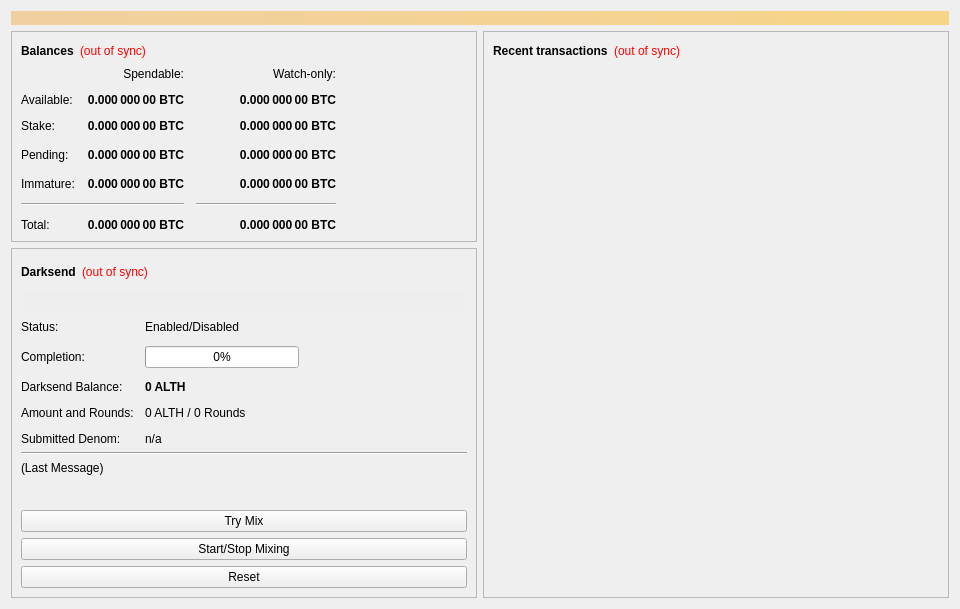
Old version of the form src/qt/forms/overviewpage.ui in the repository aliothcoin/aliothcoin.
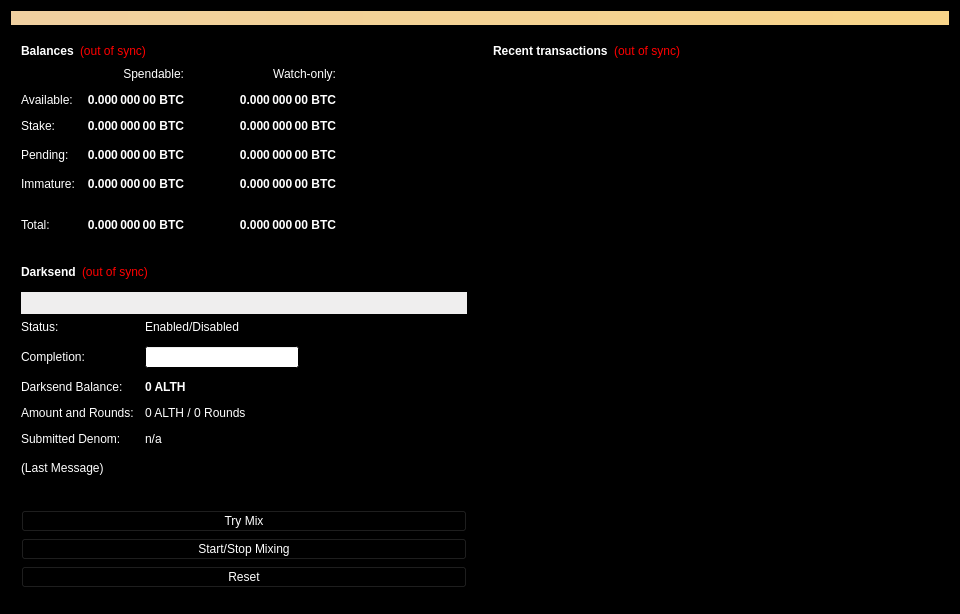
New version of the form.

Diff of the .ui file:
```diff
--- a/src/qt/forms/overviewpage.ui
+++ b/src/qt/forms/overviewpage.ui
@@ -7,7 +7,7 @@
     <x>0</x>
     <y>0</y>
     <width>960</width>
-    <height>594</height>
+    <height>614</height>
    </rect>
   </property>
   <property name="minimumSize">
@@ -16,6 +16,448 @@
     <height>0</height>
    </size>
   </property>
+  <property name="palette">
+   <palette>
+    <active>
+     <colorrole role="WindowText">
+      <brush brushstyle="SolidPattern">
+       <color alpha="255">
+        <red>255</red>
+        <green>255</green>
+        <blue>255</blue>
+       </color>
+      </brush>
+     </colorrole>
+     <colorrole role="Button">
+      <brush brushstyle="SolidPattern">
+       <color alpha="255">
+        <red>0</red>
+        <green>0</green>
+        <blue>0</blue>
+       </color>
+      </brush>
+     </colorrole>
+     <colorrole role="Light">
+      <brush brushstyle="SolidPattern">
+       <color alpha="255">
+        <red>0</red>
+        <green>0</green>
+        <blue>0</blue>
+       </color>
+      </brush>
+     </colorrole>
+     <colorrole role="Midlight">
+      <brush brushstyle="SolidPattern">
+       <color alpha="255">
+        <red>0</red>
+        <green>0</green>
+        <blue>0</blue>
+       </color>
+      </brush>
+     </colorrole>
+     <colorrole role="Dark">
+      <brush brushstyle="SolidPattern">
+       <color alpha="255">
+        <red>0</red>
+        <green>0</green>
+        <blue>0</blue>
+       </color>
+      </brush>
+     </colorrole>
+     <colorrole role="Mid">
+      <brush brushstyle="SolidPattern">
+       <color alpha="255">
+        <red>0</red>
+        <green>0</green>
+        <blue>0</blue>
+       </color>
+      </brush>
+     </colorrole>
+     <colorrole role="Text">
+      <brush brushstyle="SolidPattern">
+       <color alpha="255">
+        <red>255</red>
+        <green>255</green>
+        <blue>255</blue>
+       </color>
+      </brush>
+     </colorrole>
+     <colorrole role="BrightText">
+      <brush brushstyle="SolidPattern">
+       <color alpha="255">
+        <red>255</red>
+        <green>255</green>
+        <blue>255</blue>
+       </color>
+      </brush>
+     </colorrole>
+     <colorrole role="ButtonText">
+      <brush brushstyle="SolidPattern">
+       <color alpha="255">
+        <red>255</red>
+        <green>255</green>
+        <blue>255</blue>
+       </color>
+      </brush>
+     </colorrole>
+     <colorrole role="Base">
+      <brush brushstyle="SolidPattern">
+       <color alpha="255">
+        <red>255</red>
+        <green>255</green>
+        <blue>255</blue>
+       </color>
+      </brush>
+     </colorrole>
+     <colorrole role="Window">
+      <brush brushstyle="SolidPattern">
+       <color alpha="255">
+        <red>0</red>
+        <green>0</green>
+        <blue>0</blue>
+       </color>
+      </brush>
+     </colorrole>
+     <colorrole role="Shadow">
+      <brush brushstyle="SolidPattern">
+       <color alpha="255">
+        <red>0</red>
+        <green>0</green>
+        <blue>0</blue>
+       </color>
+      </brush>
+     </colorrole>
+     <colorrole role="Highlight">
+      <brush brushstyle="SolidPattern">
+       <color alpha="255">
+        <red>0</red>
+        <green>170</green>
+        <blue>51</blue>
+       </color>
+      </brush>
+     </colorrole>
+     <colorrole role="AlternateBase">
+      <brush brushstyle="SolidPattern">
+       <color alpha="255">
+        <red>0</red>
+        <green>0</green>
+        <blue>0</blue>
+       </color>
+      </brush>
+     </colorrole>
+     <colorrole role="ToolTipBase">
+      <brush brushstyle="SolidPattern">
+       <color alpha="255">
+        <red>255</red>
+        <green>255</green>
+        <blue>220</blue>
+       </color>
+      </brush>
+     </colorrole>
+     <colorrole role="ToolTipText">
+      <brush brushstyle="SolidPattern">
+       <color alpha="255">
+        <red>0</red>
+        <green>0</green>
+        <blue>0</blue>
+       </color>
+      </brush>
+     </colorrole>
+    </active>
+    <inactive>
+     <colorrole role="WindowText">
+      <brush brushstyle="SolidPattern">
+       <color alpha="255">
+        <red>255</red>
+        <green>255</green>
+        <blue>255</blue>
+       </color>
+      </brush>
+     </colorrole>
+     <colorrole role="Button">
+      <brush brushstyle="SolidPattern">
+       <color alpha="255">
+        <red>0</red>
+        <green>0</green>
+        <blue>0</blue>
+       </color>
+      </brush>
+     </colorrole>
+     <colorrole role="Light">
+      <brush brushstyle="SolidPattern">
+       <color alpha="255">
+        <red>0</red>
+        <green>0</green>
+        <blue>0</blue>
+       </color>
+      </brush>
+     </colorrole>
+     <colorrole role="Midlight">
+      <brush brushstyle="SolidPattern">
+       <color alpha="255">
+        <red>0</red>
+        <green>0</green>
+        <blue>0</blue>
+       </color>
+      </brush>
+     </colorrole>
+     <colorrole role="Dark">
+      <brush brushstyle="SolidPattern">
+       <color alpha="255">
+        <red>0</red>
+        <green>0</green>
+        <blue>0</blue>
+       </color>
+      </brush>
+     </colorrole>
+     <colorrole role="Mid">
+      <brush brushstyle="SolidPattern">
+       <color alpha="255">
+        <red>0</red>
+        <green>0</green>
+        <blue>0</blue>
+       </color>
+      </brush>
+     </colorrole>
+     <colorrole role="Text">
+      <brush brushstyle="SolidPattern">
+       <color alpha="255">
+        <red>255</red>
+        <green>255</green>
+        <blue>255</blue>
+       </color>
+      </brush>
+     </colorrole>
+     <colorrole role="BrightText">
+      <brush brushstyle="SolidPattern">
+       <color alpha="255">
+        <red>255</red>
+        <green>255</green>
+        <blue>255</blue>
+       </color>
+      </brush>
+     </colorrole>
+     <colorrole role="ButtonText">
+      <brush brushstyle="SolidPattern">
+       <color alpha="255">
+        <red>255</red>
+        <green>255</green>
+        <blue>255</blue>
+       </color>
+      </brush>
+     </colorrole>
+     <colorrole role="Base">
+      <brush brushstyle="SolidPattern">
+       <color alpha="255">
+        <red>255</red>
+        <green>255</green>
+        <blue>255</blue>
+       </color>
+      </brush>
+     </colorrole>
+     <colorrole role="Window">
+      <brush brushstyle="SolidPattern">
+       <color alpha="255">
+        <red>0</red>
+        <green>0</green>
+        <blue>0</blue>
+       </color>
+      </brush>
+     </colorrole>
+     <colorrole role="Shadow">
+      <brush brushstyle="SolidPattern">
+       <color alpha="255">
+        <red>0</red>
+        <green>0</green>
+        <blue>0</blue>
+       </color>
+      </brush>
+     </colorrole>
+     <colorrole role="Highlight">
+      <brush brushstyle="SolidPattern">
+       <color alpha="255">
+        <red>0</red>
+        <green>170</green>
+        <blue>51</blue>
+       </color>
+      </brush>
+     </colorrole>
+     <colorrole role="AlternateBase">
+      <brush brushstyle="SolidPattern">
+       <color alpha="255">
+        <red>0</red>
+        <green>0</green>
+        <blue>0</blue>
+       </color>
+      </brush>
+     </colorrole>
+     <colorrole role="ToolTipBase">
+      <brush brushstyle="SolidPattern">
+       <color alpha="255">
+        <red>255</red>
+        <green>255</green>
+        <blue>220</blue>
+       </color>
+      </brush>
+     </colorrole>
+     <colorrole role="ToolTipText">
+      <brush brushstyle="SolidPattern">
+       <color alpha="255">
+        <red>0</red>
+        <green>0</green>
+        <blue>0</blue>
+       </color>
+      </brush>
+     </colorrole>
+    </inactive>
+    <disabled>
+     <colorrole role="WindowText">
+      <brush brushstyle="SolidPattern">
+       <color alpha="255">
+        <red>0</red>
+        <green>0</green>
+        <blue>0</blue>
+       </color>
+      </brush>
+     </colorrole>
+     <colorrole role="Button">
+      <brush brushstyle="SolidPattern">
+       <color alpha="255">
+        <red>0</red>
+        <green>0</green>
+        <blue>0</blue>
+       </color>
+      </brush>
+     </colorrole>
+     <colorrole role="Light">
+      <brush brushstyle="SolidPattern">
+       <color alpha="255">
+        <red>0</red>
+        <green>0</green>
+        <blue>0</blue>
+       </color>
+      </brush>
+     </colorrole>
+     <colorrole role="Midlight">
+      <brush brushstyle="SolidPattern">
+       <color alpha="255">
+        <red>0</red>
+        <green>0</green>
+        <blue>0</blue>
+       </color>
+      </brush>
+     </colorrole>
+     <colorrole role="Dark">
+      <brush brushstyle="SolidPattern">
+       <color alpha="255">
+        <red>0</red>
+        <green>0</green>
+        <blue>0</blue>
+       </color>
+      </brush>
+     </colorrole>
+     <colorrole role="Mid">
+      <brush brushstyle="SolidPattern">
+       <color alpha="255">
+        <red>0</red>
+        <green>0</green>
+        <blue>0</blue>
+       </color>
+      </brush>
+     </colorrole>
+     <colorrole role="Text">
+      <brush brushstyle="SolidPattern">
+       <color alpha="255">
+        <red>0</red>
+        <green>0</green>
+        <blue>0</blue>
+       </color>
+      </brush>
+     </colorrole>
+     <colorrole role="BrightText">
+      <brush brushstyle="SolidPattern">
+       <color alpha="255">
+        <red>255</red>
+        <green>255</green>
+        <blue>255</blue>
+       </color>
+      </brush>
+     </colorrole>
+     <colorrole role="ButtonText">
+      <brush brushstyle="SolidPattern">
+       <color alpha="255">
+        <red>0</red>
+        <green>0</green>
+        <blue>0</blue>
+       </color>
+      </brush>
+     </colorrole>
+     <colorrole role="Base">
+      <brush brushstyle="SolidPattern">
+       <color alpha="255">
+        <red>0</red>
+        <green>0</green>
+        <blue>0</blue>
+       </color>
+      </brush>
+     </colorrole>
+     <colorrole role="Window">
+      <brush brushstyle="SolidPattern">
+       <color alpha="255">
+        <red>0</red>
+        <green>0</green>
+        <blue>0</blue>
+       </color>
+      </brush>
+     </colorrole>
+     <colorrole role="Shadow">
+      <brush brushstyle="SolidPattern">
+       <color alpha="255">
+        <red>0</red>
+        <green>0</green>
+        <blue>0</blue>
+       </color>
+      </brush>
+     </colorrole>
+     <colorrole role="Highlight">
+      <brush brushstyle="SolidPattern">
+       <color alpha="255">
+        <red>174</red>
+        <green>174</green>
+        <blue>174</blue>
+       </color>
+      </brush>
+     </colorrole>
+     <colorrole role="AlternateBase">
+      <brush brushstyle="SolidPattern">
+       <color alpha="255">
+        <red>0</red>
+        <green>0</green>
+        <blue>0</blue>
+       </color>
+      </brush>
+     </colorrole>
+     <colorrole role="ToolTipBase">
+      <brush brushstyle="SolidPattern">
+       <color alpha="255">
+        <red>255</red>
+        <green>255</green>
+        <blue>220</blue>
+       </color>
+      </brush>
+     </colorrole>
+     <colorrole role="ToolTipText">
+      <brush brushstyle="SolidPattern">
+       <color alpha="255">
+        <red>0</red>
+        <green>0</green>
+        <blue>0</blue>
+       </color>
+      </brush>
+     </colorrole>
+    </disabled>
+   </palette>
+  </property>
   <property name="windowTitle">
    <string>Form</string>
   </property>
@@ -42,6 +484,421 @@
       <layout class="QVBoxLayout" name="verticalLayout_2">
        <item>
         <widget class="QFrame" name="frame">
+         <property name="palette">
+          <palette>
+           <active>
+            <colorrole role="WindowText">
+             <brush brushstyle="SolidPattern">
+              <color alpha="255">
+               <red>255</red>
+               <green>255</green>
+               <blue>255</blue>
+              </color>
+             </brush>
+            </colorrole>
+            <colorrole role="Button">
+             <brush brushstyle="SolidPattern">
+              <color alpha="255">
+               <red>0</red>
+               <green>0</green>
+               <blue>0</blue>
+              </color>
+             </brush>
+            </colorrole>
+            <colorrole role="Light">
+             <brush brushstyle="SolidPattern">
+              <color alpha="255">
+               <red>0</red>
+               <green>0</green>
+               <blue>0</blue>
+              </color>
+             </brush>
+            </colorrole>
+            <colorrole role="Midlight">
+             <brush brushstyle="SolidPattern">
+              <color alpha="255">
+               <red>0</red>
+               <green>0</green>
+               <blue>0</blue>
+              </color>
+             </brush>
+            </colorrole>
+            <colorrole role="Dark">
+             <brush brushstyle="SolidPattern">
+              <color alpha="255">
+               <red>0</red>
+               <green>0</green>
+               <blue>0</blue>
+              </color>
+             </brush>
+            </colorrole>
+            <colorrole role="Mid">
+             <brush brushstyle="SolidPattern">
+              <color alpha="255">
+               <red>0</red>
+               <green>0</green>
+               <blue>0</blue>
+              </color>
+             </brush>
+            </colorrole>
+            <colorrole role="Text">
+             <brush brushstyle="SolidPattern">
+              <color alpha="255">
+               <red>255</red>
+               <green>255</green>
+               <blue>255</blue>
+              </color>
+             </brush>
+            </colorrole>
+            <colorrole role="BrightText">
+             <brush brushstyle="SolidPattern">
+              <color alpha="255">
+               <red>255</red>
+               <green>255</green>
+               <blue>255</blue>
+              </color>
+             </brush>
+            </colorrole>
+            <colorrole role="ButtonText">
+             <brush brushstyle="SolidPattern">
+              <color alpha="255">
+               <red>255</red>
+               <green>255</green>
+               <blue>255</blue>
+              </color>
+             </brush>
+            </colorrole>
+            <colorrole role="Base">
+             <brush brushstyle="SolidPattern">
+              <color alpha="255">
+               <red>0</red>
+               <green>0</green>
+               <blue>0</blue>
+              </color>
+             </brush>
+            </colorrole>
+            <colorrole role="Window">
+             <brush brushstyle="SolidPattern">
+              <color alpha="255">
+               <red>0</red>
+               <green>0</green>
+               <blue>0</blue>
+              </color>
+             </brush>
+            </colorrole>
+            <colorrole role="Shadow">
+             <brush brushstyle="SolidPattern">
+              <color alpha="255">
+               <red>0</red>
+               <green>0</green>
+               <blue>0</blue>
+              </color>
+             </brush>
+            </colorrole>
+            <colorrole role="AlternateBase">
+             <brush brushstyle="SolidPattern">
+              <color alpha="255">
+               <red>0</red>
+               <green>0</green>
+               <blue>0</blue>
+              </color>
+             </brush>
+            </colorrole>
+            <colorrole role="ToolTipBase">
+             <brush brushstyle="SolidPattern">
+              <color alpha="255">
+               <red>255</red>
+               <green>255</green>
+               <blue>220</blue>
+              </color>
+             </brush>
+            </colorrole>
+            <colorrole role="ToolTipText">
+             <brush brushstyle="SolidPattern">
+              <color alpha="255">
+               <red>0</red>
+               <green>0</green>
+               <blue>0</blue>
+              </color>
+             </brush>
+            </colorrole>
+           </active>
+           <inactive>
+            <colorrole role="WindowText">
+             <brush brushstyle="SolidPattern">
+              <color alpha="255">
+               <red>255</red>
+               <green>255</green>
+               <blue>255</blue>
+              </color>
+             </brush>
+            </colorrole>
+            <colorrole role="Button">
+             <brush brushstyle="SolidPattern">
+              <color alpha="255">
+               <red>0</red>
+               <green>0</green>
+               <blue>0</blue>
+              </color>
+             </brush>
+            </colorrole>
+            <colorrole role="Light">
+             <brush brushstyle="SolidPattern">
+              <color alpha="255">
+               <red>0</red>
+               <green>0</green>
+               <blue>0</blue>
+              </color>
+             </brush>
+            </colorrole>
+            <colorrole role="Midlight">
+             <brush brushstyle="SolidPattern">
+              <color alpha="255">
+               <red>0</red>
+               <green>0</green>
+               <blue>0</blue>
+              </color>
+             </brush>
+            </colorrole>
+            <colorrole role="Dark">
+             <brush brushstyle="SolidPattern">
+              <color alpha="255">
+               <red>0</red>
+               <green>0</green>
+               <blue>0</blue>
+              </color>
+             </brush>
+            </colorrole>
+            <colorrole role="Mid">
+             <brush brushstyle="SolidPattern">
+              <color alpha="255">
+               <red>0</red>
+               <green>0</green>
+               <blue>0</blue>
+              </color>
+             </brush>
+            </colorrole>
+            <colorrole role="Text">
+             <brush brushstyle="SolidPattern">
+              <color alpha="255">
+               <red>255</red>
+               <green>255</green>
+               <blue>255</blue>
+              </color>
+             </brush>
+            </colorrole>
+            <colorrole role="BrightText">
+             <brush brushstyle="SolidPattern">
+              <color alpha="255">
+               <red>255</red>
+               <green>255</green>
+               <blue>255</blue>
+              </color>
+             </brush>
+            </colorrole>
+            <colorrole role="ButtonText">
+             <brush brushstyle="SolidPattern">
+              <color alpha="255">
+               <red>255</red>
+               <green>255</green>
+               <blue>255</blue>
+              </color>
+             </brush>
+            </colorrole>
+            <colorrole role="Base">
+             <brush brushstyle="SolidPattern">
+              <color alpha="255">
+               <red>0</red>
+               <green>0</green>
+               <blue>0</blue>
+              </color>
+             </brush>
+            </colorrole>
+            <colorrole role="Window">
+             <brush brushstyle="SolidPattern">
+              <color alpha="255">
+               <red>0</red>
+               <green>0</green>
+               <blue>0</blue>
+              </color>
+             </brush>
+            </colorrole>
+            <colorrole role="Shadow">
+             <brush brushstyle="SolidPattern">
+              <color alpha="255">
+               <red>0</red>
+               <green>0</green>
+               <blue>0</blue>
+              </color>
+             </brush>
+            </colorrole>
+            <colorrole role="AlternateBase">
+             <brush brushstyle="SolidPattern">
+              <color alpha="255">
+               <red>0</red>
+               <green>0</green>
+               <blue>0</blue>
+              </color>
+             </brush>
+            </colorrole>
+            <colorrole role="ToolTipBase">
+             <brush brushstyle="SolidPattern">
+              <color alpha="255">
+               <red>255</red>
+               <green>255</green>
+               <blue>220</blue>
+              </color>
+             </brush>
+            </colorrole>
+            <colorrole role="ToolTipText">
+             <brush brushstyle="SolidPattern">
+              <color alpha="255">
+               <red>0</red>
+               <green>0</green>
+               <blue>0</blue>
+              </color>
+             </brush>
+            </colorrole>
+           </inactive>
+           <disabled>
+            <colorrole role="WindowText">
+             <brush brushstyle="SolidPattern">
+              <color alpha="255">
+               <red>0</red>
+               <green>0</green>
+               <blue>0</blue>
+              </color>
+             </brush>
+            </colorrole>
+            <colorrole role="Button">
+             <brush brushstyle="SolidPattern">
+              <color alpha="255">
+               <red>0</red>
+               <green>0</green>
+               <blue>0</blue>
+              </color>
+             </brush>
+            </colorrole>
+            <colorrole role="Light">
+             <brush brushstyle="SolidPattern">
+              <color alpha="255">
+               <red>0</red>
+               <green>0</green>
+               <blue>0</blue>
+              </color>
+             </brush>
+            </colorrole>
+            <colorrole role="Midlight">
+             <brush brushstyle="SolidPattern">
+              <color alpha="255">
+               <red>0</red>
+               <green>0</green>
+               <blue>0</blue>
+              </color>
+             </brush>
+            </colorrole>
+            <colorrole role="Dark">
+             <brush brushstyle="SolidPattern">
+              <color alpha="255">
+               <red>0</red>
+               <green>0</green>
+               <blue>0</blue>
+              </color>
+             </brush>
+            </colorrole>
+            <colorrole role="Mid">
+             <brush brushstyle="SolidPattern">
+              <color alpha="255">
+               <red>0</red>
+               <green>0</green>
+               <blue>0</blue>
+              </color>
+             </brush>
+            </colorrole>
+            <colorrole role="Text">
+             <brush brushstyle="SolidPattern">
+              <color alpha="255">
+               <red>0</red>
+               <green>0</green>
+               <blue>0</blue>
+              </color>
+             </brush>
+            </colorrole>
+            <colorrole role="BrightText">
+             <brush brushstyle="SolidPattern">
+              <color alpha="255">
+               <red>255</red>
+               <green>255</green>
+               <blue>255</blue>
+              </color>
+             </brush>
+            </colorrole>
+            <colorrole role="ButtonText">
+             <brush brushstyle="SolidPattern">
+              <color alpha="255">
+               <red>0</red>
+               <green>0</green>
+               <blue>0</blue>
+              </color>
+             </brush>
+            </colorrole>
+            <colorrole role="Base">
+             <brush brushstyle="SolidPattern">
+              <color alpha="255">
+               <red>0</red>
+               <green>0</green>
+               <blue>0</blue>
+              </color>
+             </brush>
+            </colorrole>
+            <colorrole role="Window">
+             <brush brushstyle="SolidPattern">
+              <color alpha="255">
+               <red>0</red>
+               <green>0</green>
+               <blue>0</blue>
+              </color>
+             </brush>
+            </colorrole>
+            <colorrole role="Shadow">
+             <brush brushstyle="SolidPattern">
+              <color alpha="255">
+               <red>0</red>
+               <green>0</green>
+               <blue>0</blue>
+              </color>
+             </brush>
+            </colorrole>
+            <colorrole role="AlternateBase">
+             <brush brushstyle="SolidPattern">
+              <color alpha="255">
+               <red>0</red>
+               <green>0</green>
+               <blue>0</blue>
+              </color>
+             </brush>
+            </colorrole>
+            <colorrole role="ToolTipBase">
+             <brush brushstyle="SolidPattern">
+              <color alpha="255">
+               <red>255</red>
+               <green>255</green>
+               <blue>220</blue>
+              </color>
+             </brush>
+            </colorrole>
+            <colorrole role="ToolTipText">
+             <brush brushstyle="SolidPattern">
+              <color alpha="255">
+               <red>0</red>
+               <green>0</green>
+               <blue>0</blue>
+              </color>
+             </brush>
+            </colorrole>
+           </disabled>
+          </palette>
+         </property>
          <property name="frameShape">
           <enum>QFrame::StyledPanel</enum>
          </property>
@@ -318,6 +1175,43 @@
             </item>
             <item row="1" column="0">
              <widget class="QLabel" name="labelBalanceText">
+              <property name="palette">
+               <palette>
+                <active>
+                 <colorrole role="Base">
+                  <brush brushstyle="SolidPattern">
+                   <color alpha="255">
+                    <red>255</red>
+                    <green>255</green>
+                    <blue>255</blue>
+                   </color>
+                  </brush>
+                 </colorrole>
+                </active>
+                <inactive>
+                 <colorrole role="Base">
+                  <brush brushstyle="SolidPattern">
+                   <color alpha="255">
+                    <red>255</red>
+                    <green>255</green>
+                    <blue>255</blue>
+                   </color>
+                  </brush>
+                 </colorrole>
+                </inactive>
+                <disabled>
+                 <colorrole role="Base">
+                  <brush brushstyle="SolidPattern">
+                   <color alpha="255">
+                    <red>0</red>
+                    <green>0</green>
+                    <blue>0</blue>
+                   </color>
+                  </brush>
+                 </colorrole>
+                </disabled>
+               </palette>
+              </property>
               <property name="text">
                <string>Available:</string>
               </property>
@@ -1205,6 +2099,421 @@
           </item>
           <item>
            <widget class="QListView" name="listTransactions">
+            <property name="palette">
+             <palette>
+              <active>
+               <colorrole role="WindowText">
+                <brush brushstyle="SolidPattern">
+                 <color alpha="255">
+                  <red>255</red>
+                  <green>255</green>
+                  <blue>255</blue>
+                 </color>
+                </brush>
+               </colorrole>
+               <colorrole role="Button">
+                <brush brushstyle="SolidPattern">
+                 <color alpha="255">
+                  <red>0</red>
+                  <green>0</green>
+                  <blue>0</blue>
+                 </color>
+                </brush>
+               </colorrole>
+               <colorrole role="Light">
+                <brush brushstyle="SolidPattern">
+                 <color alpha="255">
+                  <red>0</red>
+                  <green>0</green>
+                  <blue>0</blue>
+                 </color>
+                </brush>
+               </colorrole>
+               <colorrole role="Midlight">
+                <brush brushstyle="SolidPattern">
+                 <color alpha="255">
+                  <red>0</red>
+                  <green>0</green>
+                  <blue>0</blue>
+                 </color>
+                </brush>
+               </colorrole>
+               <colorrole role="Dark">
+                <brush brushstyle="SolidPattern">
+                 <color alpha="255">
+                  <red>0</red>
+                  <green>0</green>
+                  <blue>0</blue>
+                 </color>
+                </brush>
+               </colorrole>
+               <colorrole role="Mid">
+                <brush brushstyle="SolidPattern">
+                 <color alpha="255">
+                  <red>0</red>
+                  <green>0</green>
+                  <blue>0</blue>
+                 </color>
+                </brush>
+               </colorrole>
+               <colorrole role="Text">
+                <brush brushstyle="SolidPattern">
+                 <color alpha="255">
+                  <red>255</red>
+                  <green>255</green>
+                  <blue>255</blue>
+                 </color>
+                </brush>
+               </colorrole>
+               <colorrole role="BrightText">
+                <brush brushstyle="SolidPattern">
+                 <color alpha="255">
+                  <red>255</red>
+                  <green>255</green>
+                  <blue>255</blue>
+                 </color>
+                </brush>
+               </colorrole>
+               <colorrole role="ButtonText">
+                <brush brushstyle="SolidPattern">
+                 <color alpha="255">
+                  <red>255</red>
+                  <green>255</green>
+                  <blue>255</blue>
+                 </color>
+                </brush>
+               </colorrole>
+               <colorrole role="Base">
+                <brush brushstyle="SolidPattern">
+                 <color alpha="255">
+                  <red>0</red>
+                  <green>0</green>
+                  <blue>0</blue>
+                 </color>
+                </brush>
+               </colorrole>
+               <colorrole role="Window">
+                <brush brushstyle="SolidPattern">
+                 <color alpha="255">
+                  <red>0</red>
+                  <green>0</green>
+                  <blue>0</blue>
+                 </color>
+                </brush>
+               </colorrole>
+               <colorrole role="Shadow">
+                <brush brushstyle="SolidPattern">
+                 <color alpha="255">
+                  <red>0</red>
+                  <green>0</green>
+                  <blue>0</blue>
+                 </color>
+                </brush>
+               </colorrole>
+               <colorrole role="AlternateBase">
+                <brush brushstyle="SolidPattern">
+                 <color alpha="255">
+                  <red>0</red>
+                  <green>0</green>
+                  <blue>0</blue>
+                 </color>
+                </brush>
+               </colorrole>
+               <colorrole role="ToolTipBase">
+                <brush brushstyle="SolidPattern">
+                 <color alpha="255">
+                  <red>255</red>
+                  <green>255</green>
+                  <blue>220</blue>
+                 </color>
+                </brush>
+               </colorrole>
+               <colorrole role="ToolTipText">
+                <brush brushstyle="SolidPattern">
+                 <color alpha="255">
+                  <red>0</red>
+                  <green>0</green>
+                  <blue>0</blue>
+                 </color>
+                </brush>
+               </colorrole>
+              </active>
+              <inactive>
+               <colorrole role="WindowText">
+                <brush brushstyle="SolidPattern">
+                 <color alpha="255">
+                  <red>255</red>
+                  <green>255</green>
+                  <blue>255</blue>
+                 </color>
+                </brush>
+               </colorrole>
+               <colorrole role="Button">
+                <brush brushstyle="SolidPattern">
+                 <color alpha="255">
+                  <red>0</red>
+                  <green>0</green>
+                  <blue>0</blue>
+                 </color>
+                </brush>
+               </colorrole>
+               <colorrole role="Light">
+                <brush brushstyle="SolidPattern">
+                 <color alpha="255">
+                  <red>0</red>
+                  <green>0</green>
+                  <blue>0</blue>
+                 </color>
+                </brush>
+               </colorrole>
+               <colorrole role="Midlight">
+                <brush brushstyle="SolidPattern">
+                 <color alpha="255">
+                  <red>0</red>
+                  <green>0</green>
+                  <blue>0</blue>
+                 </color>
+                </brush>
+               </colorrole>
+               <colorrole role="Dark">
+                <brush brushstyle="SolidPattern">
+                 <color alpha="255">
+                  <red>0</red>
+                  <green>0</green>
+                  <blue>0</blue>
+                 </color>
+                </brush>
+               </colorrole>
+               <colorrole role="Mid">
+                <brush brushstyle="SolidPattern">
+                 <color alpha="255">
+                  <red>0</red>
+                  <green>0</green>
+                  <blue>0</blue>
+                 </color>
+                </brush>
+               </colorrole>
+               <colorrole role="Text">
+                <brush brushstyle="SolidPattern">
+                 <color alpha="255">
+                  <red>255</red>
+                  <green>255</green>
+                  <blue>255</blue>
+                 </color>
+                </brush>
+               </colorrole>
+               <colorrole role="BrightText">
+                <brush brushstyle="SolidPattern">
+                 <color alpha="255">
+                  <red>255</red>
+                  <green>255</green>
+                  <blue>255</blue>
+                 </color>
+                </brush>
+               </colorrole>
+               <colorrole role="ButtonText">
+                <brush brushstyle="SolidPattern">
+                 <color alpha="255">
+                  <red>255</red>
+                  <green>255</green>
+                  <blue>255</blue>
+                 </color>
+                </brush>
+               </colorrole>
+               <colorrole role="Base">
+                <brush brushstyle="SolidPattern">
+                 <color alpha="255">
+                  <red>0</red>
+                  <green>0</green>
+                  <blue>0</blue>
+                 </color>
+                </brush>
+               </colorrole>
+               <colorrole role="Window">
+                <brush brushstyle="SolidPattern">
+                 <color alpha="255">
+                  <red>0</red>
+                  <green>0</green>
+                  <blue>0</blue>
+                 </color>
+                </brush>
+               </colorrole>
+               <colorrole role="Shadow">
+                <brush brushstyle="SolidPattern">
+                 <color alpha="255">
+                  <red>0</red>
+                  <green>0</green>
+                  <blue>0</blue>
+                 </color>
+                </brush>
+               </colorrole>
+               <colorrole role="AlternateBase">
+                <brush brushstyle="SolidPattern">
+                 <color alpha="255">
+                  <red>0</red>
+                  <green>0</green>
+                  <blue>0</blue>
+                 </color>
+                </brush>
+               </colorrole>
+               <colorrole role="ToolTipBase">
+                <brush brushstyle="SolidPattern">
+                 <color alpha="255">
+                  <red>255</red>
+                  <green>255</green>
+                  <blue>220</blue>
+                 </color>
+                </brush>
+               </colorrole>
+               <colorrole role="ToolTipText">
+                <brush brushstyle="SolidPattern">
+                 <color alpha="255">
+                  <red>0</red>
+                  <green>0</green>
+                  <blue>0</blue>
+                 </color>
+                </brush>
+               </colorrole>
+              </inactive>
+              <disabled>
+               <colorrole role="WindowText">
+                <brush brushstyle="SolidPattern">
+                 <color alpha="255">
+                  <red>0</red>
+                  <green>0</green>
+                  <blue>0</blue>
+                 </color>
+                </brush>
+               </colorrole>
+               <colorrole role="Button">
+                <brush brushstyle="SolidPattern">
+                 <color alpha="255">
+                  <red>0</red>
+                  <green>0</green>
+                  <blue>0</blue>
+                 </color>
+                </brush>
+               </colorrole>
+               <colorrole role="Light">
+                <brush brushstyle="SolidPattern">
+                 <color alpha="255">
+                  <red>0</red>
+                  <green>0</green>
+                  <blue>0</blue>
+                 </color>
+                </brush>
+               </colorrole>
+               <colorrole role="Midlight">
+                <brush brushstyle="SolidPattern">
+                 <color alpha="255">
+                  <red>0</red>
+                  <green>0</green>
+                  <blue>0</blue>
+                 </color>
+                </brush>
+               </colorrole>
+               <colorrole role="Dark">
+                <brush brushstyle="SolidPattern">
+                 <color alpha="255">
+                  <red>0</red>
+                  <green>0</green>
+                  <blue>0</blue>
+                 </color>
+                </brush>
+               </colorrole>
+               <colorrole role="Mid">
+                <brush brushstyle="SolidPattern">
+                 <color alpha="255">
+                  <red>0</red>
+                  <green>0</green>
+                  <blue>0</blue>
+                 </color>
+                </brush>
+               </colorrole>
+               <colorrole role="Text">
+                <brush brushstyle="SolidPattern">
+                 <color alpha="255">
+                  <red>0</red>
+                  <green>0</green>
+                  <blue>0</blue>
+                 </color>
+                </brush>
+               </colorrole>
+               <colorrole role="BrightText">
+                <brush brushstyle="SolidPattern">
+                 <color alpha="255">
+                  <red>255</red>
+                  <green>255</green>
+                  <blue>255</blue>
+                 </color>
+                </brush>
+               </colorrole>
+               <colorrole role="ButtonText">
+                <brush brushstyle="SolidPattern">
+                 <color alpha="255">
+                  <red>0</red>
+                  <green>0</green>
+                  <blue>0</blue>
+                 </color>
+                </brush>
+               </colorrole>
+               <colorrole role="Base">
+                <brush brushstyle="SolidPattern">
+                 <color alpha="255">
+                  <red>0</red>
+                  <green>0</green>
+                  <blue>0</blue>
+                 </color>
+                </brush>
+               </colorrole>
+               <colorrole role="Window">
+                <brush brushstyle="SolidPattern">
+                 <color alpha="255">
+                  <red>0</red>
+                  <green>0</green>
+                  <blue>0</blue>
+                 </color>
+                </brush>
+               </colorrole>
+               <colorrole role="Shadow">
+                <brush brushstyle="SolidPattern">
+                 <color alpha="255">
+                  <red>0</red>
+                  <green>0</green>
+                  <blue>0</blue>
+                 </color>
+                </brush>
+               </colorrole>
+               <colorrole role="AlternateBase">
+                <brush brushstyle="SolidPattern">
+                 <color alpha="255">
+                  <red>0</red>
+                  <green>0</green>
+                  <blue>0</blue>
+                 </color>
+                </brush>
+               </colorrole>
+               <colorrole role="ToolTipBase">
+                <brush brushstyle="SolidPattern">
+                 <color alpha="255">
+                  <red>255</red>
+                  <green>255</green>
+                  <blue>220</blue>
+                 </color>
+                </brush>
+               </colorrole>
+               <colorrole role="ToolTipText">
+                <brush brushstyle="SolidPattern">
+                 <color alpha="255">
+                  <red>0</red>
+                  <green>0</green>
+                  <blue>0</blue>
+                 </color>
+                </brush>
+               </colorrole>
+              </disabled>
+             </palette>
+            </property>
             <property name="styleSheet">
              <string notr="true">QListView { background: transparent; }</string>
             </property>
```
